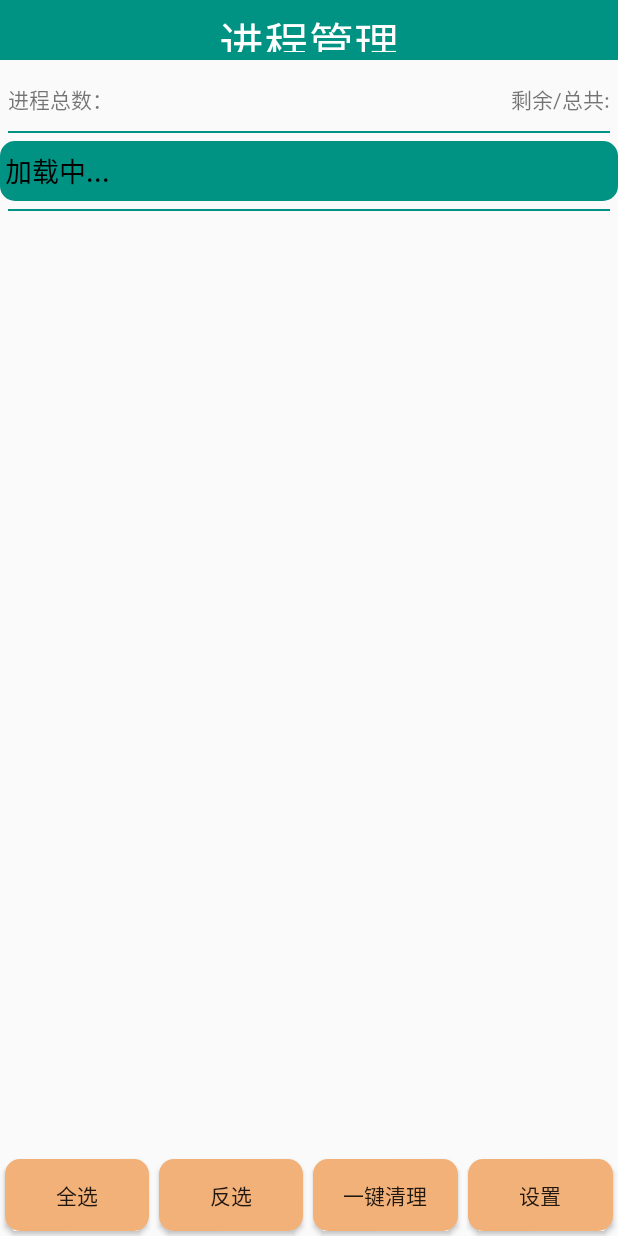
After one commit to JulseJiang/KMSafe, an Android app: the ProgcessManagerActivity screen opened directly, with no data from a screen before it, on a phone screen of 412 x 824 dp. The commit adds this screen. Run offline under Robolectric (Android 15) with nearby library versions, the phone set to English and light mode, and no system bars.

Commit message:
完成了软件管理模块

```diff
--- a/app/src/main/AndroidManifest.xml
+++ b/app/src/main/AndroidManifest.xml
@@ -81,6 +81,8 @@
         <activity android:name="activity.ToastLocationActivity"
             android:theme="@android:style/Theme.Translucent.NoTitleBar"/>
         <activity android:name="activity.AppManagerActivity"/>
+        <activity android:name="activity.ProgcessManagerActivity"/>
+
         <receiver android:name="receiver.BootReceiver">
             <intent-filter>
                 <action android:name="android.intent.action.BOOT_COMPLETED"/>
--- a/app/src/main/java/activity/AToolActivity.java
+++ b/app/src/main/java/activity/AToolActivity.java
@@ -43,12 +43,12 @@ public class AToolActivity extends Activity{
      */
     private void showSmsBackUpDialog() {
         //创建一个带进度条的对话框
-/*        final ProgressDialog progressDialog = new ProgressDialog(this);
+        final ProgressDialog progressDialog = new ProgressDialog(this);
         progressDialog.setIcon(R.drawable.icon);
         progressDialog.setTitle("短信备份");
         //制定进度条的样式为水平
         progressDialog.setProgressStyle(ProgressDialog.STYLE_HORIZONTAL);
-        progressDialog.show();*/
+        progressDialog.show();
         //直接调用备份短信方法即可
         new Thread(){
             @Override
@@ -59,11 +59,13 @@ public class AToolActivity extends Activity{
                     public void setMax(int max) {
                         //由开发者自己决定使用进度条还是对话框
                         pb_bar.setMax(max);
+                        progressDialog.setMax(max);
                     }
 
                     @Override
                     public void setProgress(int index) {
                         pb_bar.setProgress(index);
+                        progressDialog.setProgress(index);
                     }
                 });
                 super.run();
--- a/app/src/main/java/activity/AppManagerActivity.java
+++ b/app/src/main/java/activity/AppManagerActivity.java
@@ -121,13 +121,12 @@ public class AppManagerActivity extends Activity implements View.OnClickListener
             @Override
             public void onItemClick(AdapterView<?> adapterView, View view, int i, long l) {
 
-                if (i==0||i==mCustomerList.size()){
+                if (i==0||i==mCustomerList.size()+1){
                     Log.i("Life","点击了纯文字条目");
                     return ;//表示不处理，不响应点击事件
                 }else {
                     if (i<mCustomerList.size()+1){
                         mAppInfo=mCustomerList.get(i-1);
-                        return ;
                     }else {
                         //返回系统应用对应的条目
                         mAppInfo=mSystemList.get(i-mCustomerList.size()-2);
@@ -308,6 +307,7 @@ public class AppManagerActivity extends Activity implements View.OnClickListener
 
         @Override
         public View getView(int i, View view, ViewGroup viewGroup) {
+            //判断当前索引指向的条目类型状态码
             int type = getItemViewType(i);
             if (type==0){
                 //展示纯文字条目
@@ -339,9 +339,10 @@ public class AppManagerActivity extends Activity implements View.OnClickListener
                 }else {
                     holder= (ViewHolder) view.getTag();
                 }
-                holder.iv_icon.setBackground(mAppInfoList.get(i).icon);
-                holder.tv_name.setText(mAppInfoList.get(i).name);
-                if (mAppInfoList.get(i).isSdCard){
+                holder.iv_icon.setBackground(getItem(i).icon);
+                holder.tv_name.setText(getItem(i).name);
+                //显示应用安装的位置
+                if (getItem(i).isSdCard){
                     holder.tv_path.setText("sd卡应用");
                 }else {
                     holder.tv_path.setText("手机应用");
--- a/app/src/main/java/activity/HomeActivity.java
+++ b/app/src/main/java/activity/HomeActivity.java
@@ -105,8 +105,9 @@ public class HomeActivity extends Activity{
                         startActivity(new Intent(getApplicationContext(),AppManagerActivity.class));
                         break;
                     case 3:
-                        Intent intent3 = new Intent(getApplicationContext(),TestActivity.class);
-                        startActivity(intent3);
+                        /*Intent intent3 = new Intent(getApplicationContext(),TestActivity.class);
+                        startActivity(intent3);*/
+                        startActivity(new Intent(getApplicationContext(),ProgcessManagerActivity.class));
                         break;
                     case 7:
                         startActivity(new Intent(getApplicationContext(),AToolActivity.class));
--- /dev/null
+++ b/app/src/main/java/activity/ProgcessManagerActivity.java
@@ -0,0 +1,18 @@
+package activity;
+
+import android.app.Activity;
+import android.os.Bundle;
+
+import com.julse.jules.kmsafe.R;
+
+/**
+ * Created by jules on 2017/7/6.
+ */
+public class ProgcessManagerActivity extends Activity{
+    @Override
+    protected void onCreate(Bundle savedInstanceState) {
+        super.onCreate(savedInstanceState);
+        setContentView(R.layout.activity_progress_manager);
+
+    }
+}
--- /dev/null
+++ b/app/src/main/java/util/ProcessInfoProvider.java
@@ -0,0 +1,16 @@
+package util;
+
+import android.content.Context;
+
+/**
+ * Created by jules on 2017/7/6.
+ */
+
+public class ProcessInfoProvider {
+    //获取进程总数
+    public static int getProcessCount(Context ctx){
+        //1.获取activityManager
+        ctx.getSystemService(Context.ACCOUNT_SERVICE);
+        return 0;
+    }
+}
--- a/app/src/main/res/drawable/buttom_ok.xml
+++ b/app/src/main/res/drawable/buttom_ok.xml
@@ -20,6 +20,7 @@
             <corners android:radius="10dip" />
             <!-- padding：Button里面的文字与Button边界的间隔 -->
             <padding android:bottom="1dp" android:left="1dp" android:right="1dp" android:top="1dp" />
+
         </shape>
     </item>
 </selector>
--- /dev/null
+++ b/app/src/main/res/layout/activity_progress_manager.xml
@@ -0,0 +1,91 @@
+<?xml version="1.0" encoding="utf-8"?>
+<LinearLayout xmlns:android="http://schemas.android.com/apk/res/android"
+    android:orientation="vertical" android:layout_width="match_parent"
+    android:layout_height="match_parent">
+    <TextView
+        android:text="进程管理"
+        style="@style/TitleStyle"/>
+    <RelativeLayout
+        android:layout_width="match_parent"
+        android:layout_height="wrap_content"
+        android:padding="5dp">
+        <TextView
+            android:id="@+id/tv_process_count"
+            android:text="进程总数："
+            android:layout_width="wrap_content"
+            android:layout_height="wrap_content" />
+        <TextView
+            android:id="@+id/tv_memory_info"
+            android:text="剩余/总共:"
+            android:layout_alignParentRight="true"
+            android:layout_width="wrap_content"
+            android:layout_height="wrap_content" />
+    </RelativeLayout>
+    <View
+        android:background="@color/colorPrimaryDark"
+        android:layout_width="match_parent"
+        android:layout_height="1dp"
+        android:layout_margin="5dp"/>
+    <TextView
+        android:text="加载中..."
+        android:id="@+id/tv_des"
+        android:background="@drawable/button_confirm"
+        android:layout_width="match_parent"
+        android:layout_height="40dp"
+        android:textSize="18sp"
+        android:gravity="center_vertical"
+        android:paddingLeft="3dp"
+        android:textColor="#000"/>
+    <View
+        android:background="@color/colorPrimaryDark"
+        android:layout_width="match_parent"
+        android:layout_height="1dp"
+        android:layout_margin="5dp"/>
+    <ListView
+        android:layout_width="match_parent"
+        android:layout_height="wrap_content"
+        android:layout_weight="1">
+
+    </ListView>
+    <LinearLayout
+        android:orientation="horizontal"
+        android:layout_width="match_parent"
+        android:layout_height="wrap_content"
+
+        >
+        <Button
+            android:text="全选"
+            android:id="@+id/bt_all"
+            android:background="@drawable/buttom_ok"
+            android:layout_weight="1"
+            android:layout_width="0dp"
+            android:layout_margin="3dp"
+            android:layout_height="wrap_content" />
+        <Button
+            android:text="反选"
+            android:id="@+id/bt_reverse"
+            android:background="@drawable/buttom_ok"
+            android:layout_weight="1"
+            android:layout_width="0dp"
+            android:layout_margin="3dp"
+            android:layout_height="wrap_content" />
+        <Button
+            android:text="一键清理"
+            android:id="@+id/bt_clean"
+            android:background="@drawable/buttom_ok"
+            android:layout_weight="1"
+            android:layout_width="0dp"
+            android:layout_margin="3dp"
+            android:layout_height="wrap_content" />
+        <Button
+            android:text="设置"
+            android:id="@+id/bt_setting"
+            android:background="@drawable/buttom_ok"
+            android:layout_weight="1"
+            android:layout_width="0dp"
+            android:layout_margin="3dp"
+            android:layout_height="wrap_content" />
+
+    </LinearLayout>
+
+</LinearLayout>
```
